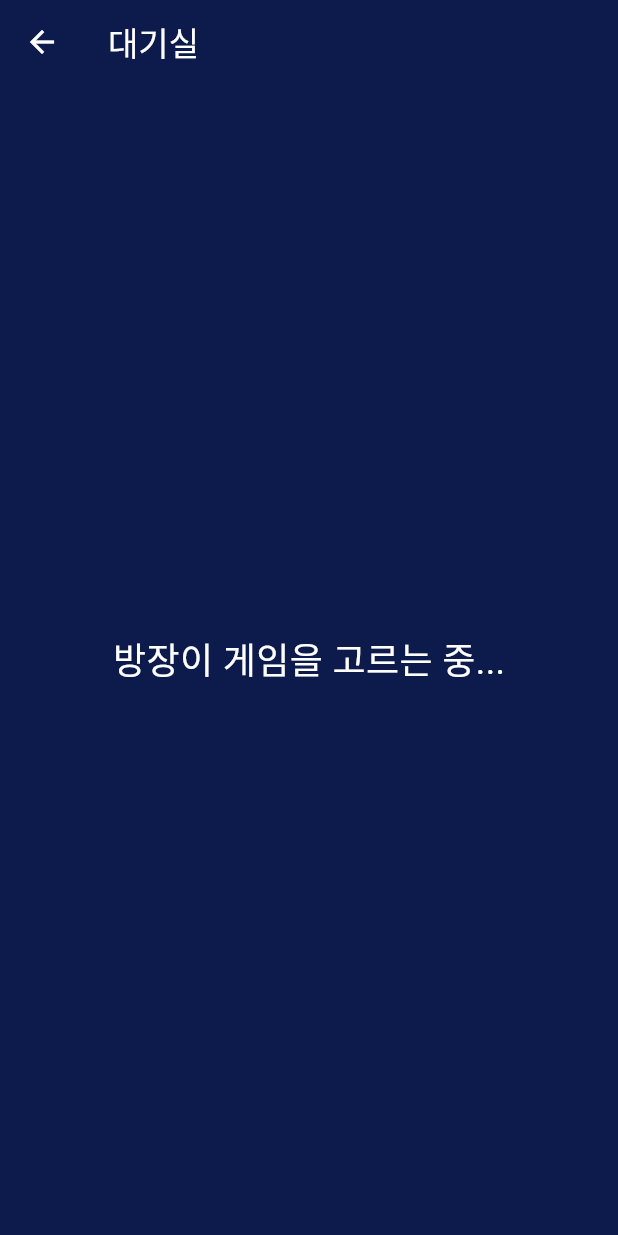
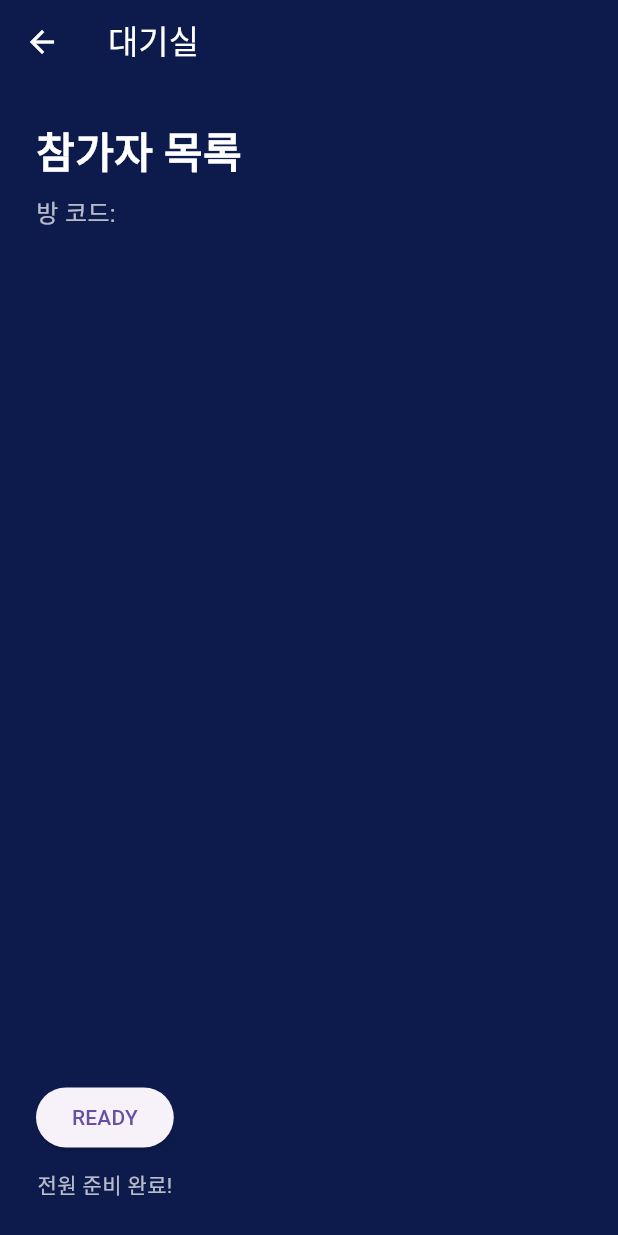
Before and after one commit to iamoneoftheGodsmostattractivecreation/hanpanhae_app, a Flutter app: the WaitingRoomScreen screen opened directly with empty values, on a phone screen of 412 x 824 dp. Run offline on Flutter 3.47's test engine with Material 3 defaults, Android fonts, the phone set to English and light mode, and no system bars; our stand-ins replace cloud_firestore, firebase_core; accounts and stored records are empty.

Commit message:
add room join, player sync and waiting room UI

```diff
--- a/lib/main.dart
+++ b/lib/main.dart
@@ -104,10 +104,13 @@ class HomeScreen extends StatelessWidget {
     print("1");
     try {
       final roomcode = makeRoomCode();
+      final hostName = '플레이어${Random().nextInt(999)}';
       print("2");
       await FirebaseFirestore.instance.collection('rooms').doc(roomcode).set({
         'roomCode': roomcode,
-        'players': ['나'],
+        'players': ['플레이어${Random().nextInt(999)}'],
+        'host': hostName,
+        'readyPlayers': [],
         'createdAt': FieldValue.serverTimestamp(),
         'selectedGame': '',
         'gameStarted': false,
@@ -160,6 +163,12 @@ class HomeScreen extends StatelessWidget {
                 print('방 존재함? ${roomDoc.exists}');
 
                 if (roomDoc.exists) {
+                  await FirebaseFirestore.instance
+                      .collection('rooms')
+                      .doc(roomcode)
+                      .update({
+                    'players': FieldValue.arrayUnion(['친구']),
+                  });
                   Navigator.pop(context);
 
                   Navigator.push(
@@ -622,10 +631,12 @@ class _PunishmentSelectScreenState extends State<PunishmentSelectScreen> {
                 child: const Text('다음'),
               ),
             ),
-            const Positioned(
+            Positioned(
               left: 16,
               bottom: 16,
-              child: ChatBox(roomcode: 'global'),
+              child: ChatBox(
+                roomcode: widget.roomcode,
+              ),
             ),
           ],
         ),
@@ -771,10 +782,10 @@ class _TimeSelectScreenState extends State<TimeSelectScreen> {
                 ],
               ),
             ),
-            const Positioned(
+            Positioned(
               left: 16,
               bottom: 16,
-              child: ChatBox(roomcode: 'global'),
+              child: ChatBox(roomcode: widget.roomcode),
             ),
           ],
         ));
@@ -789,11 +800,11 @@ class WaitingRoomScreen extends StatelessWidget {
     required this.roomcode,
   });
 
-  Widget getGameScreen(String selectedGame) {
+  Widget getGameScreen(String selectedGame, List<String> players) {
     if (selectedGame == '틀린말찾기') {
       return WrongWordGameScreen(
         gameTime: 30,
-        players: const ['나'],
+        players: players,
         punishmentType: '랜덤 벌칙',
       );
     }
@@ -801,7 +812,7 @@ class WaitingRoomScreen extends StatelessWidget {
     if (selectedGame == '리듬게임') {
       return RhythmGameScreen(
         gameTime: 30,
-        players: const ['나'],
+        players: players,
         punishmentType: '랜덤 벌칙',
       );
     }
@@ -809,7 +820,7 @@ class WaitingRoomScreen extends StatelessWidget {
     if (selectedGame == '초록칸누르기') {
       return GreenTileGameScreen(
         gameTime: 30,
-        players: const ['나'],
+        players: players,
         punishmentType: '랜덤 벌칙',
       );
     }
@@ -817,14 +828,14 @@ class WaitingRoomScreen extends StatelessWidget {
     if (selectedGame == '그림맞추기') {
       return PictureCategoryScreen(
         gameTime: 30,
-        players: const ['나'],
+        players: players,
         punishmentType: '랜덤 벌칙',
       );
     }
 
     return TapGameScreen(
       gameTime: 30,
-      players: const ['나'],
+      players: players,
       punishmentType: '랜덤 벌칙',
     );
   }
@@ -836,41 +847,141 @@ class WaitingRoomScreen extends StatelessWidget {
       appBar: AppBar(
         backgroundColor: bgColor,
         foregroundColor: Colors.white,
-        title: const Text('대기실'),
+        title: Text('대기실 $roomcode'),
       ),
       body: StreamBuilder<DocumentSnapshot>(
+        //streambuilder가 실시간으로 화면을 그릴 준비를 하고 있다가
+        //stream에서 새 데이터가 오면 build()를 다시 실행함
         stream: FirebaseFirestore.instance
             .collection('rooms')
             .doc(roomcode)
-            .snapshots(),
+            .snapshots(), //= "계속" 감시해 ; 멀티플레이게임만들때 꼭필요함
         builder: (context, snapshot) {
+          //데이터가 없니?
           if (!snapshot.hasData) {
             return const Center(
               child: CircularProgressIndicator(),
             );
-          }
+          } //긍까 참가자 입장 감시,게임 선택 감시,게임 시작 감시,
+          //방장 변경 감시,Ready 상태 감시를 한번에 하고있는거임
 
           final data = snapshot.data!.data() as Map<String, dynamic>;
+
+          final players = List<String>.from(data['players'] ?? []);
+          final host = data['host'] ?? '';
+          final readyPlayers = List<String>.from(data['readyPlayers'] ?? []);
+          final allReady = players.every(
+            //플레이어 전부 검사
+            (player) => readyPlayers.contains(player),
+          );
 
           if (data['gameStarted'] == true) {
             WidgetsBinding.instance.addPostFrameCallback((_) {
               final selectedGame = data['selectedGame'] as String;
+
               Navigator.pushReplacement(
                 context,
                 MaterialPageRoute(
-                  builder: (_) => getGameScreen(selectedGame),
+                  builder: (_) => getGameScreen(selectedGame, players),
                 ),
               );
             });
           }
 
-          return const Center(
-            child: Text(
-              '방장이 게임을 고르는 중...',
-              style: TextStyle(
-                color: Colors.white,
-                fontSize: 24,
-              ),
+          return Padding(
+            padding: const EdgeInsets.all(24),
+            child: Column(
+              crossAxisAlignment: CrossAxisAlignment.start,
+              children: [
+                const Text(
+                  '참가자 목록',
+                  style: TextStyle(
+                    color: Colors.white,
+                    fontSize: 28,
+                    fontWeight: FontWeight.bold,
+                  ),
+                ),
+                const SizedBox(height: 8),
+                Text(
+                  '방 코드: $roomcode',
+                  style: const TextStyle(
+                    color: Colors.white70,
+                    fontSize: 16,
+                  ),
+                ),
+                const SizedBox(height: 30),
+                Expanded(
+                  child: ListView.builder(
+                    itemCount: players.length,
+                    itemBuilder: (context, index) {
+                      return Container(
+                        margin: const EdgeInsets.only(bottom: 14),
+                        padding: const EdgeInsets.all(18),
+                        decoration: BoxDecoration(
+                          color: Colors.white.withOpacity(0.14),
+                          borderRadius: BorderRadius.circular(18),
+                        ),
+                        child: Row(
+                          children: [
+                            CircleAvatar(
+                              backgroundColor: Colors.white,
+                              foregroundColor: bgColor,
+                              child: Text('${index + 1}'),
+                            ),
+                            const SizedBox(width: 16),
+                            Expanded(
+                              child: Text(
+                                players[index] == host
+                                    ? '👑 ${players[index]}'
+                                    : '🙂 ${players[index]}',
+                                style: const TextStyle(
+                                  color: Colors.white,
+                                  fontSize: 20,
+                                  fontWeight: FontWeight.bold,
+                                ),
+                              ),
+                            ),
+                            Text(
+                              readyPlayers.contains(players[index])
+                                  ? 'READY'
+                                  : 'NOT READY',
+                              style: TextStyle(
+                                color: readyPlayers.contains(players[index])
+                                    ? Colors.green
+                                    : Colors.white70,
+                              ),
+                            ),
+                          ],
+                        ),
+                      );
+                    },
+                  ),
+                ),
+                Column(
+                  children: [
+                    ElevatedButton(
+                      onPressed: () async {
+                        await FirebaseFirestore.instance
+                            .collection('rooms')
+                            .doc(roomcode)
+                            .update({
+                          'readyPlayers': FieldValue.arrayUnion(
+                            [players.first],
+                          ),
+                        });
+                      },
+                      child: const Text('READY'),
+                    ),
+                    const SizedBox(height: 10),
+                    Text(
+                      allReady ? '전원 준비 완료!' : '대기 중...',
+                      style: const TextStyle(
+                        color: Colors.white70,
+                      ),
+                    ),
+                  ],
+                )
+              ],
             ),
           );
         },
```
